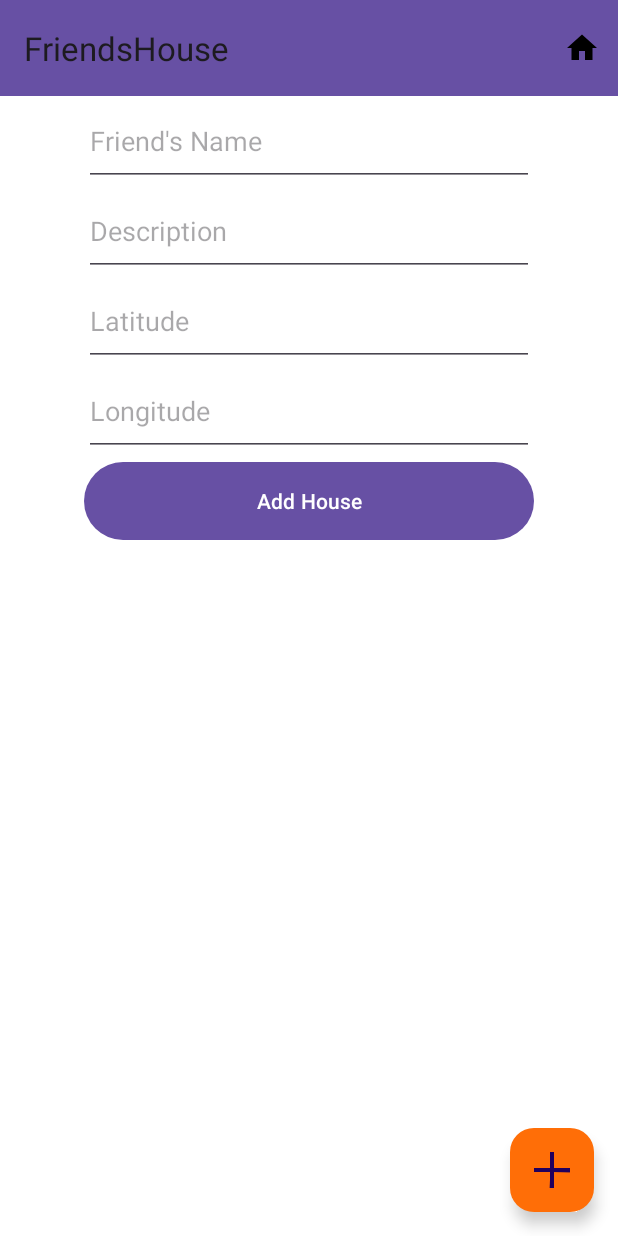
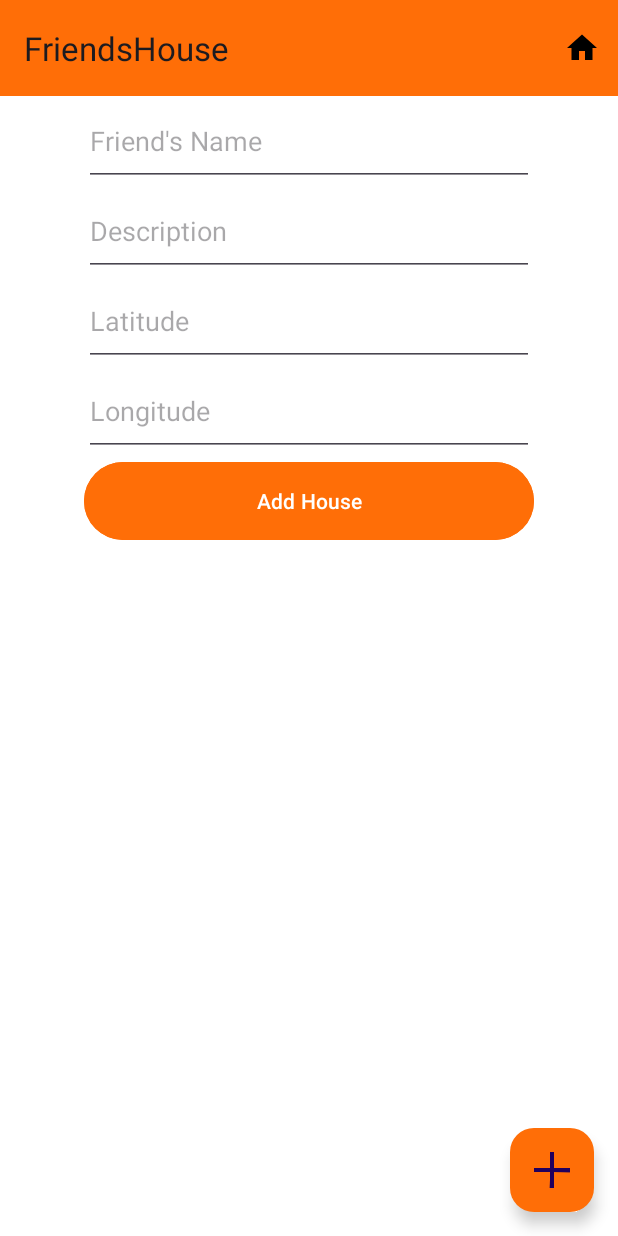
Before and after one commit to zblouse/FriendsHouse, an Android app: the screen it shows after launch (MainActivity), after a tap on "Click to add a Friends House", on a phone screen of 412 x 824 dp. Run offline under Robolectric (Android 15) with nearby library versions, the phone set to English and light mode, and no system bars.

Commit message:
bug fixes and colors

```diff
--- a/app/src/main/java/com/zblouse/friendshouse/AddHouseFragment.java
+++ b/app/src/main/java/com/zblouse/friendshouse/AddHouseFragment.java
@@ -38,7 +38,7 @@ public class AddHouseFragment extends Fragment {
                 } else {
                     HouseDatabaseHelper helper = new HouseDatabaseHelper(layout.getContext());
                     House house = new House(nameEditText.getText().toString(),descriptionEditText.getText().toString(),
-                            Double.valueOf(longitudeEditText.getText().toString()), Double.valueOf(latitudeEditText.getText().toString()));
+                            Double.valueOf(latitudeEditText.getText().toString()),Double.valueOf(longitudeEditText.getText().toString()));
                     helper.addHouseToDatabase(house);
                     getActivity().getSupportFragmentManager().beginTransaction()
                             .replace(R.id.fragment_container, new ListViewFragment()).commit();
--- a/app/src/main/res/layout/activity_main.xml
+++ b/app/src/main/res/layout/activity_main.xml
@@ -17,6 +17,7 @@
         android:background="?attr/colorPrimary"
         android:elevation="4dp"
         android:theme="@style/ThemeOverlay.AppCompat.ActionBar"
+        android:backgroundTint="@color/orange"
         app:popupTheme="@style/ThemeOverlay.AppCompat.Light"/>
 
     <FrameLayout
--- a/app/src/main/res/layout/fragment_add_house.xml
+++ b/app/src/main/res/layout/fragment_add_house.xml
@@ -36,6 +36,7 @@
         android:layout_width="300dp"
         android:layout_height="60dp"
         android:id="@+id/add_house_button"
+        android:backgroundTint="@color/orange"
         android:text="@string/add_house_button_text"/>
 
 
```
Also changed, not shown: app/src/main/java/com/zblouse/friendshouse/MainActivity.java (+5 -2 lines).
